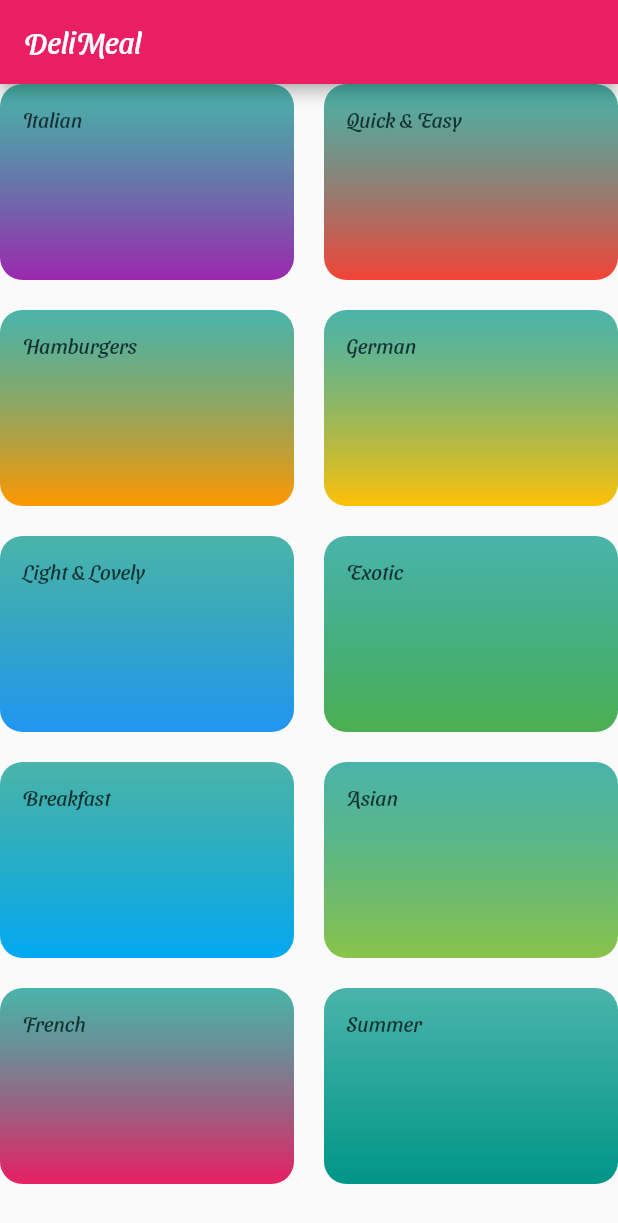
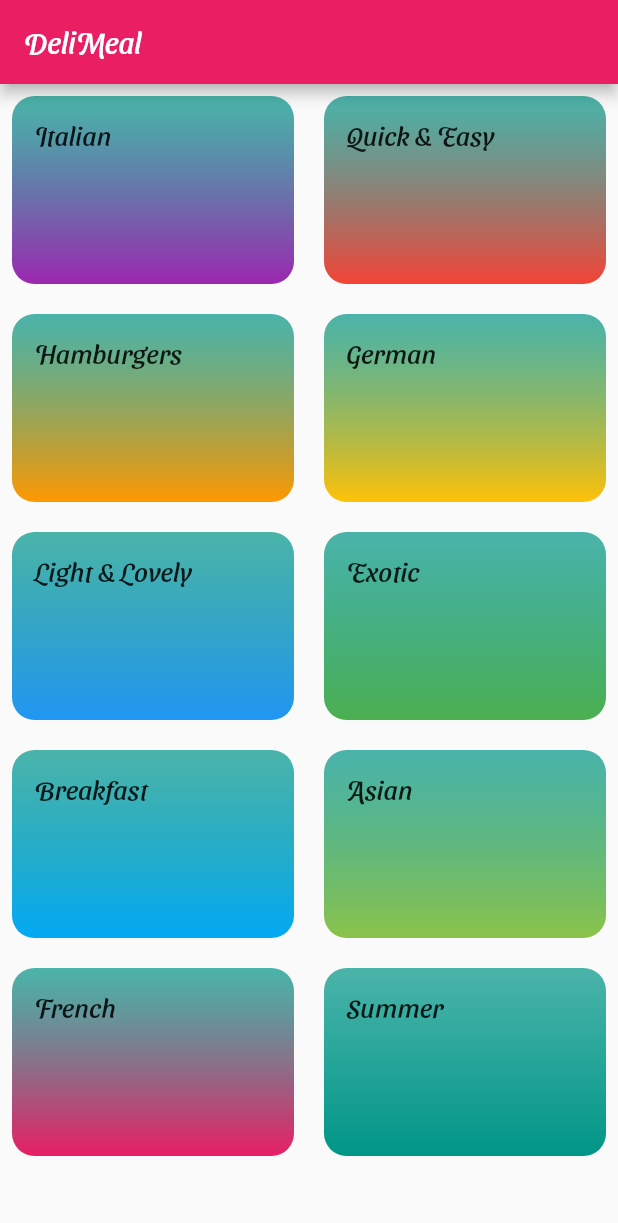
Before and after one commit to amanyGh/meal-app, a Flutter app: the screen it shows after launch, on a phone screen of 412 x 824 dp. Shown: the top 1223 px of the screen. Run offline on Flutter 3.47's test engine with Material 2 defaults, Android fonts, the phone set to English and light mode, and no system bars.

```diff
--- a/lib/main.dart
+++ b/lib/main.dart
@@ -1,6 +1,7 @@
 import 'package:flutter/material.dart';
 
 import 'package:meal_app/screens/categories_screen.dart';
+import 'package:meal_app/screens/category_meal_screen.dart';
 void main() => runApp(MyApp());
 
 class MyApp extends StatelessWidget {
@@ -14,12 +15,20 @@ class MyApp extends StatelessWidget {
         // canvasColor: Color.fromRGBO(255 , 254, 229, 1),
         fontFamily: 'SansitaSwashed',
         textTheme: ThemeData.light().textTheme.copyWith(
-          body1: TextStyle(
+          headline1: TextStyle(
           color: Color.fromRGBO(20, 51, 51, 1),
           ),
+          headline2: TextStyle(
+          color: Color.fromRGBO(20, 51, 51, 1),
+          ),
+          subtitle1: TextStyle(fontSize: 18)
         )
       ),
-      home: CategoriesScreen(),
+      // home: CategoriesScreen(),
+      routes: {
+        '/': (ctx) =>CategoriesScreen(),
+        CategoryMealSacreen.routeName : (ctx)=>CategoryMealSacreen(),
+      },
     );
   }
 }
--- a/lib/screens/categories_screen.dart
+++ b/lib/screens/categories_screen.dart
@@ -8,9 +8,11 @@ class CategoriesScreen extends StatelessWidget {
   Widget build(BuildContext context) {
     return Scaffold(
       appBar: AppBar(title: Text('DeliMeal'),),
-      body:GridView(
+      body:Padding(
+        padding: const EdgeInsets.all(8.0),
+        child: GridView(
           children: DUMMY_CATEGORIES.map(
-          (catData) =>CategoryItem(catData.title,catData.color)
+            (catData) =>CategoryItem(catData.title,catData.color,catData.id)
           ).toList(),
           gridDelegate:
           SliverGridDelegateWithMaxCrossAxisExtent(
@@ -18,6 +20,7 @@ class CategoriesScreen extends StatelessWidget {
               childAspectRatio: 1.5,
               mainAxisSpacing: 20,
               crossAxisSpacing: 20),
+        ),
       )
        ,);
 
--- a/lib/widgets/category_item.dart
+++ b/lib/widgets/category_item.dart
@@ -1,14 +1,27 @@
+
 import 'package:flutter/material.dart';
+import 'package:meal_app/screens/category_meal_screen.dart';
 
 class CategoryItem extends StatelessWidget {
+  final String id;
   final String title;
   final Color color;
-  CategoryItem(this.title,this.color);
+  CategoryItem(this.title,this.color,this.id);
+
+  void selectCategory(ctx){
+    Navigator.of(ctx).pushNamed(CategoryMealSacreen.routeName,arguments:{'id':id,'title':title});
+  }
   @override
   Widget build(BuildContext context) {
-    return Container(
+    return InkWell(
+           borderRadius: BorderRadius.circular(15),
+           splashColor: Theme.of(context).primaryColor,
+           onTap: (){
+             selectCategory(context);
+           },
+          child: Container(
         padding:const EdgeInsets.all(15),
-      child: Text(title),
+        child: Text(title,style: Theme.of(context).textTheme.subtitle1),
         decoration: BoxDecoration(
           gradient: LinearGradient(
             colors: [
@@ -20,6 +33,7 @@ class CategoryItem extends StatelessWidget {
               ),
               borderRadius: BorderRadius.circular(15)
                ),
+      ),
     );
   }
 }
--- a/pubspec.yaml
+++ b/pubspec.yaml
@@ -64,7 +64,7 @@ flutter:
     - family: SansitaSwashed
       fonts:
         - asset: assets/fonts/SansitaSwashed-Regular.ttf
-
+          weight: 500
   #   - family: Trajan Pro
   #     fonts:
   #       - asset: fonts/TrajanPro.ttf
```
Also changed, not shown: lib/screens/category_meal_screen.dart (added, +18 -0 lines). Lines whose indentation alone changed are shown as unchanged.
